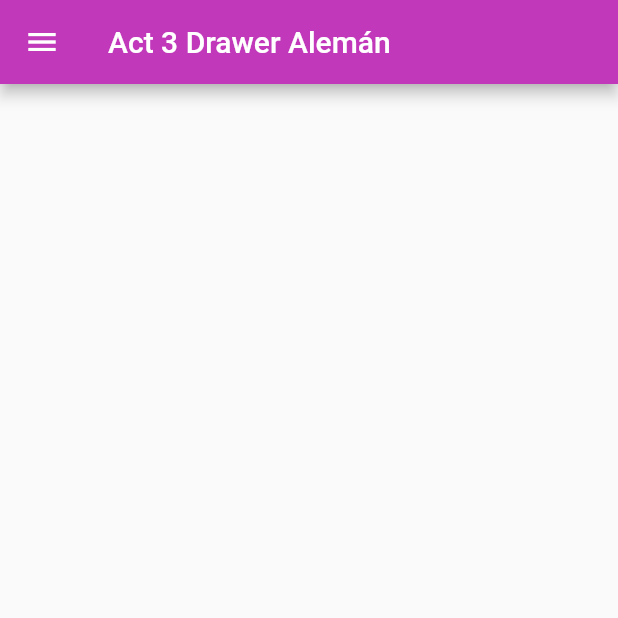
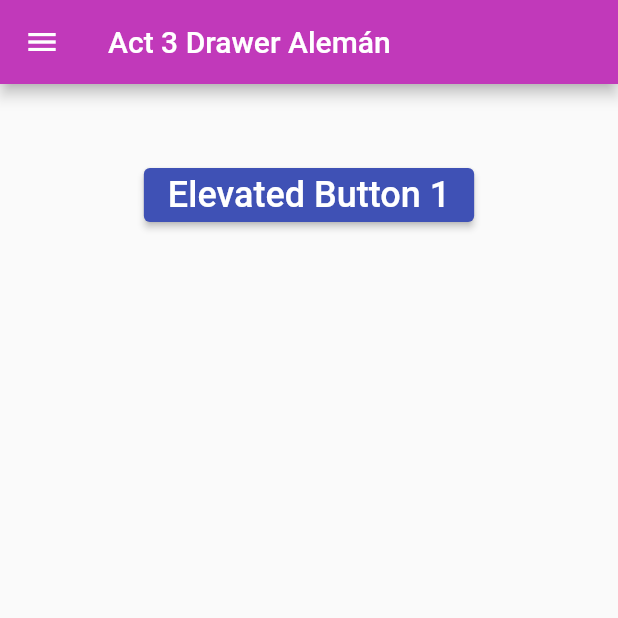
Before and after one commit to AlemanCabralesJorge/DrawerFlutLab, a Flutter app: the screen it shows after launch, on a phone screen of 412 x 824 dp, the top half of it. Run offline on Flutter 3.47's test engine with Material 2 defaults, Android fonts, the phone set to English and light mode, and no system bars.

Commit message:
Update main.dart

```diff
--- a/lib/main.dart
+++ b/lib/main.dart
@@ -3,7 +3,7 @@ import 'package:flutter/material.dart';
 void main() => runApp(MyApp());
 
 class MyApp extends StatelessWidget {
-  const MyApp({super.key});
+  const MyApp({Key? key}) : super(key: key);
   static const String _title = 'Drawer en flutter';
   // This widget is the root of your application.
   @override
@@ -26,9 +26,11 @@ class MyHomePage extends StatefulWidget {
 }
 
 class _MyHomePageState extends State<MyHomePage> {
+  final GlobalKey<ScaffoldState> _key = GlobalKey(); // Create a key
   @override
   Widget build(BuildContext context) {
     return Scaffold(
+      key: _key,
       appBar: AppBar(
           title: Text('Act 3 Drawer Alemán'),
           backgroundColor: const Color(0xffc139ba)),
@@ -38,10 +40,9 @@ class _MyHomePageState extends State<MyHomePage> {
           padding: EdgeInsets.zero,
           children: [
             const UserAccountsDrawerHeader(
-                // <-- SEE HERE
-                decoration: BoxDecoration(color: const Color(0xffc139ba)),
+              decoration: BoxDecoration(color: const Color(0xff764abc)),
               accountName: Text(
-                  "Alemán Cabrales Jorge 6I",
+                "Alemán Cabrales Jorge",
                 style: TextStyle(
                   fontWeight: FontWeight.bold,
                 ),
@@ -54,17 +55,11 @@ class _MyHomePageState extends State<MyHomePage> {
               ),
               currentAccountPicture: FlutterLogo(),
             ),
-              /*const DrawerHeader(
-                decoration: BoxDecoration(
-                  color: const Color(0xffc139ba),
-                ),
-                child: Text('Encabezado del Drawer'),
-              ),*/
             ListTile(
               leading: Icon(
                 Icons.home,
               ),
-                title: const Text('Pagina 1'),
+              title: const Text('Page 1'),
               onTap: () {
                 Navigator.pop(context);
               },
@@ -73,19 +68,35 @@ class _MyHomePageState extends State<MyHomePage> {
               leading: Icon(
                 Icons.train,
               ),
-                title: const Text('Página 2'),
+              title: const Text('Page 2'),
               onTap: () {
                 Navigator.pop(context);
               },
             ),
             ListTile(
               leading: Icon(
-                  Icons.abc,
+                Icons.abc_sharp,
               ),
-                title: const Text('Página 3'),
+              title: const Text('Page 3'),
               onTap: () {
                 Navigator.pop(context);
               },
+            ),
+            AboutListTile(
+              // <-- SEE HERE
+              icon: Icon(
+                Icons.info,
+              ),
+              child: Text('About app'),
+              applicationIcon: Icon(
+                Icons.local_play,
+              ),
+              applicationName: 'My Cool App',
+              applicationVersion: '1.0.25',
+              applicationLegalese: '© 2019 Company',
+              aboutBoxChildren: [
+                ///Content goes here...
+              ],
             ),
           ],
         ),
@@ -96,8 +107,18 @@ class _MyHomePageState extends State<MyHomePage> {
             SizedBox(
               height: 50,
             ),
+            ElevatedButton(
+              onPressed: () {
+                _key.currentState!.openDrawer(); //<-- SEE HERE
+              },
+              child: const Text(
+                'Elevated Button 1',
+                style: TextStyle(fontSize: 24),
+              ),
+            ),
           ],
         ),
-        ));
+      ),
+    );
   }
 }
```
Lines whose indentation alone changed are shown as unchanged.
